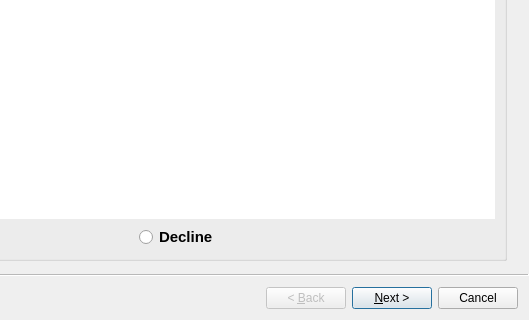
First picture: the form in ui/wizard/ui_stdm_config.ui, repository gltn/stdm, before the edit; both pictures show x 257 to 786 and y 219 to 539 of the 786 by 539 pixel window.
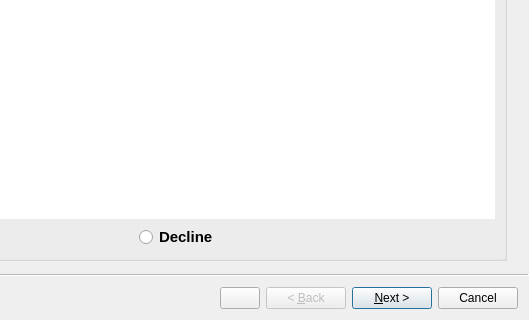
Second picture: the form after the edit. Icons and pictures are not drawn. Custom widgets are drawn as their Qt base class.

Commit message: Added the saving of draft configuration feature

Diff of the .ui file:
```diff
--- a/ui/wizard/ui_stdm_config.ui
+++ b/ui/wizard/ui_stdm_config.ui
@@ -40,6 +40,9 @@
   <property name="wizardStyle">
    <enum>QWizard::ModernStyle</enum>
   </property>
+  <property name="options">
+   <set>QWizard::HaveCustomButton1|QWizard::HelpButtonOnRight</set>
+  </property>
   <widget class="QWizardPage" name="wpLicense">
    <property name="font">
     <font>
```
The commit also changes 2 other files.
